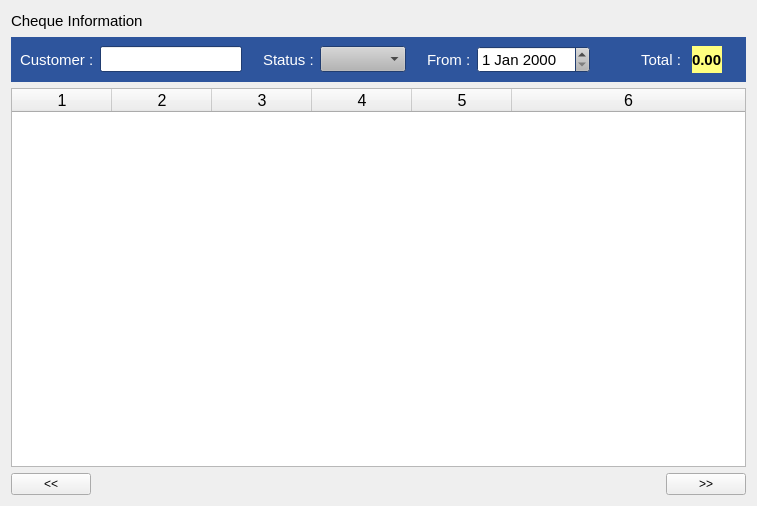
Watti/estorecpp, file estorecpp/chequeinformation.ui: the form before one commit.
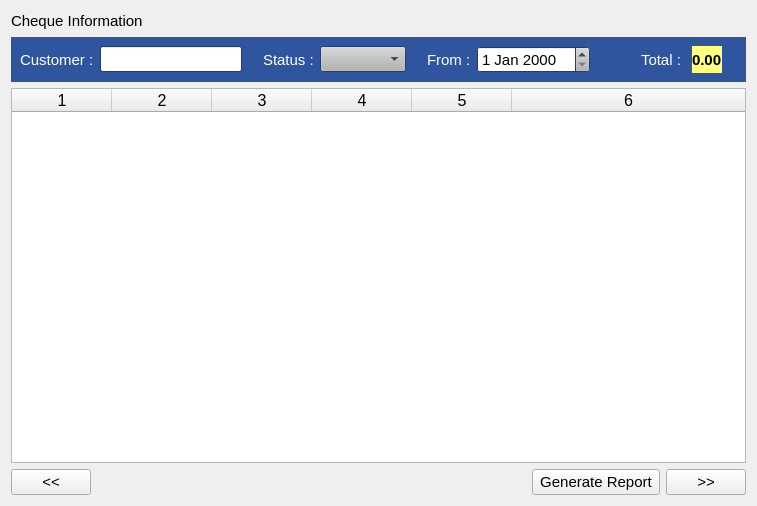
The form after the commit.

Commit message: 'Generate Report' button added

The edit to the form file:
```diff
--- a/estorecpp/chequeinformation.ui
+++ b/estorecpp/chequeinformation.ui
@@ -1041,6 +1041,11 @@
     <layout class="QHBoxLayout" name="horizontalLayout_2">
      <item>
       <widget class="QPushButton" name="prevBtn">
+       <property name="font">
+        <font>
+         <pointsize>11</pointsize>
+        </font>
+       </property>
        <property name="text">
         <string> &lt;&lt; </string>
        </property>
@@ -1059,8 +1064,25 @@
        </property>
       </spacer>
      </item>
+     <item>
+      <widget class="QPushButton" name="generateReportBtn">
+       <property name="font">
+        <font>
+         <pointsize>11</pointsize>
+        </font>
+       </property>
+       <property name="text">
+        <string> Generate Report </string>
+       </property>
+      </widget>
+     </item>
      <item>
       <widget class="QPushButton" name="nextBtn">
+       <property name="font">
+        <font>
+         <pointsize>11</pointsize>
+        </font>
+       </property>
        <property name="text">
         <string> &gt;&gt; </string>
        </property>
```
The commit also changes 1 other file.
